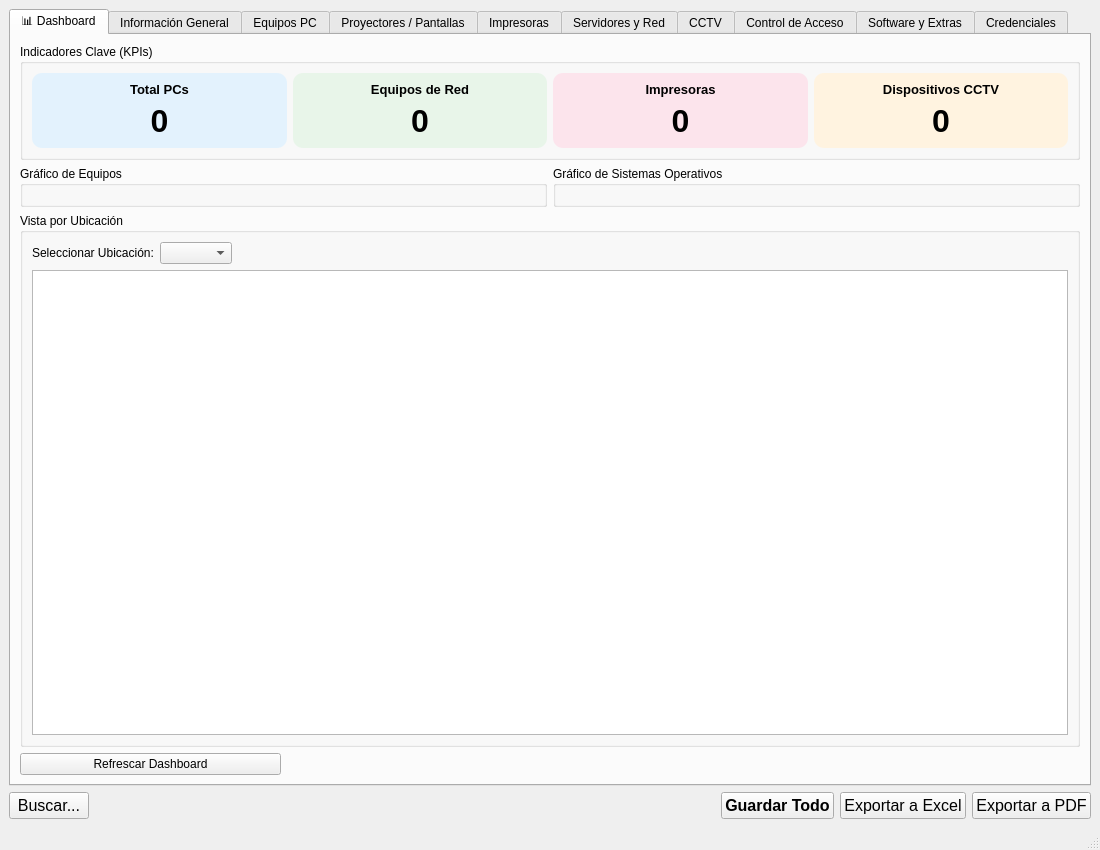
This is ui_inventario.ui in SergeWinters/inventario_informatico as Qt 5 draws it before an edit. The edited form follows.
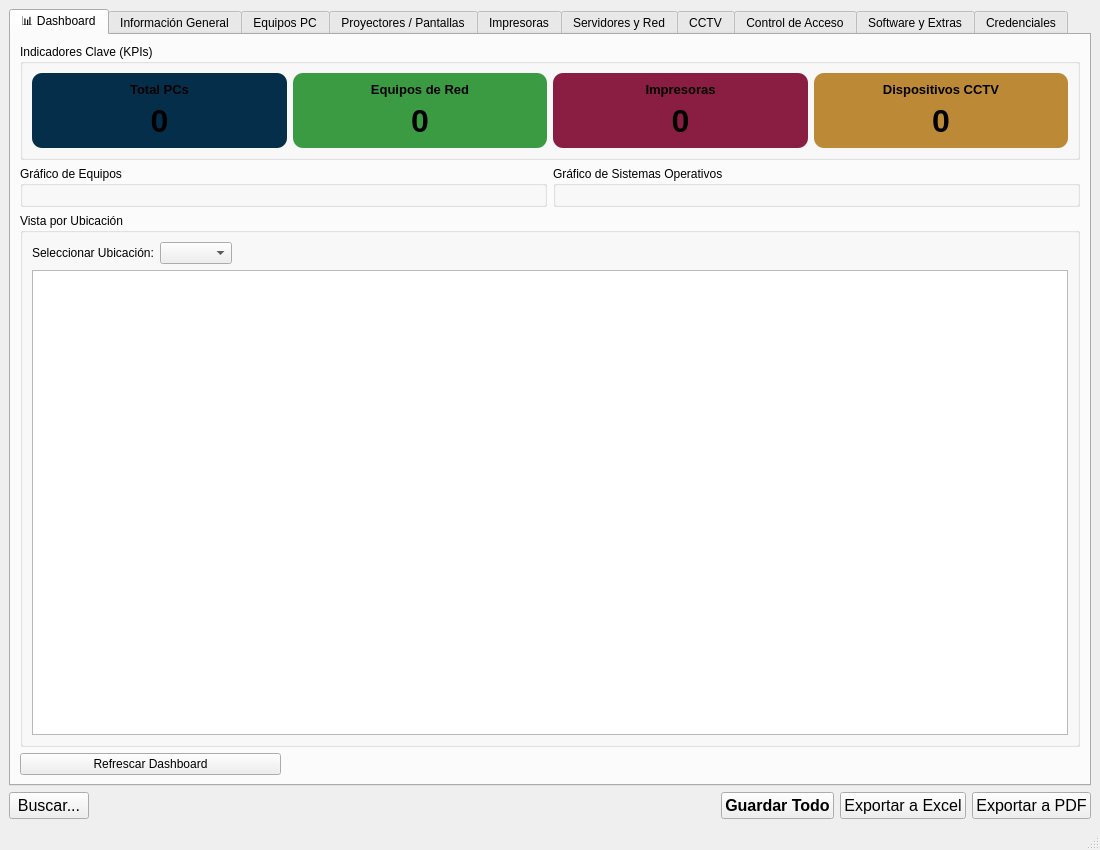
This is the edited form. Icons and pictures are not drawn.

Commit message: pdf export

Patch:
```diff
--- a/ui_inventario.ui
+++ b/ui_inventario.ui
@@ -38,7 +38,7 @@
            <item>
             <widget class="QFrame" name="frame_kpi_pcs">
              <property name="styleSheet">
-              <string notr="true">QFrame { background-color: #e3f2fd; border-radius: 10px; }</string>
+              <string notr="true">QFrame { background-color:rgb(5, 46, 75); border-radius: 10px; }</string>
              </property>
              <property name="frameShape">
               <enum>QFrame::StyledPanel</enum>
@@ -87,7 +87,7 @@
            <item>
             <widget class="QFrame" name="frame_kpi_network">
              <property name="styleSheet">
-              <string notr="true">QFrame { background-color: #e8f5e9; border-radius: 10px; }</string>
+              <string notr="true">QFrame { background-color:rgb(59, 155, 67); border-radius: 10px; }</string>
              </property>
              <property name="frameShape">
               <enum>QFrame::StyledPanel</enum>
@@ -136,7 +136,7 @@
            <item>
             <widget class="QFrame" name="frame_kpi_printers">
              <property name="styleSheet">
-              <string notr="true">QFrame { background-color: #fce4ec; border-radius: 10px; }</string>
+              <string notr="true">QFrame { background-color:rgb(137, 30, 66); border-radius: 10px; }</string>
              </property>
              <property name="frameShape">
               <enum>QFrame::StyledPanel</enum>
@@ -185,7 +185,7 @@
            <item>
             <widget class="QFrame" name="frame_kpi_cctv">
              <property name="styleSheet">
-              <string notr="true">QFrame { background-color: #fff3e0; border-radius: 10px; }</string>
+              <string notr="true">QFrame { background-color:rgb(188, 137, 54); border-radius: 10px; }</string>
              </property>
              <property name="frameShape">
               <enum>QFrame::StyledPanel</enum>
```
The commit also changes 2 other files.
